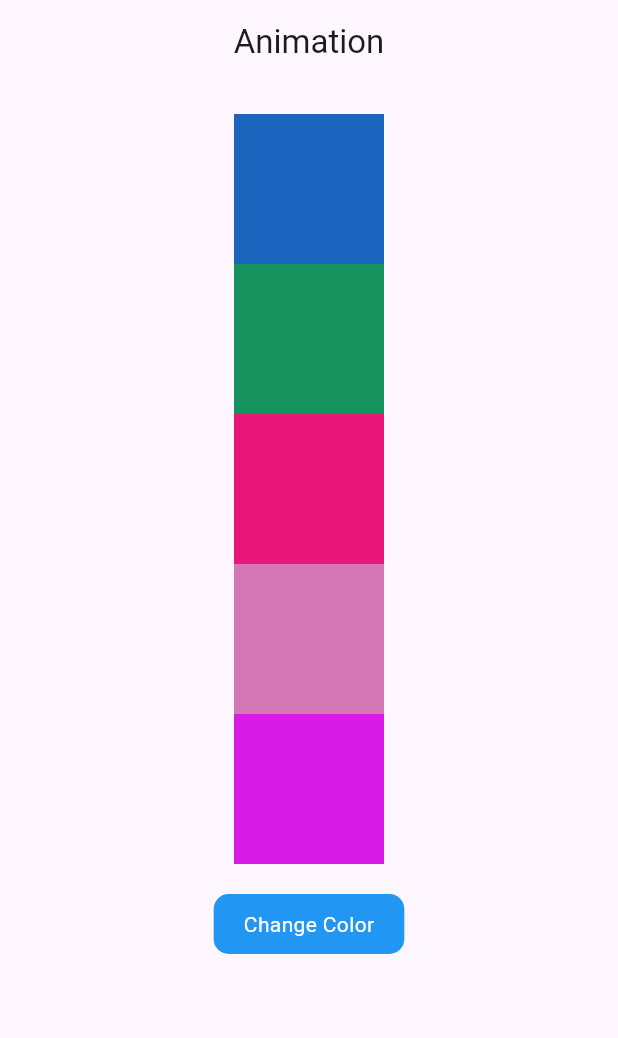
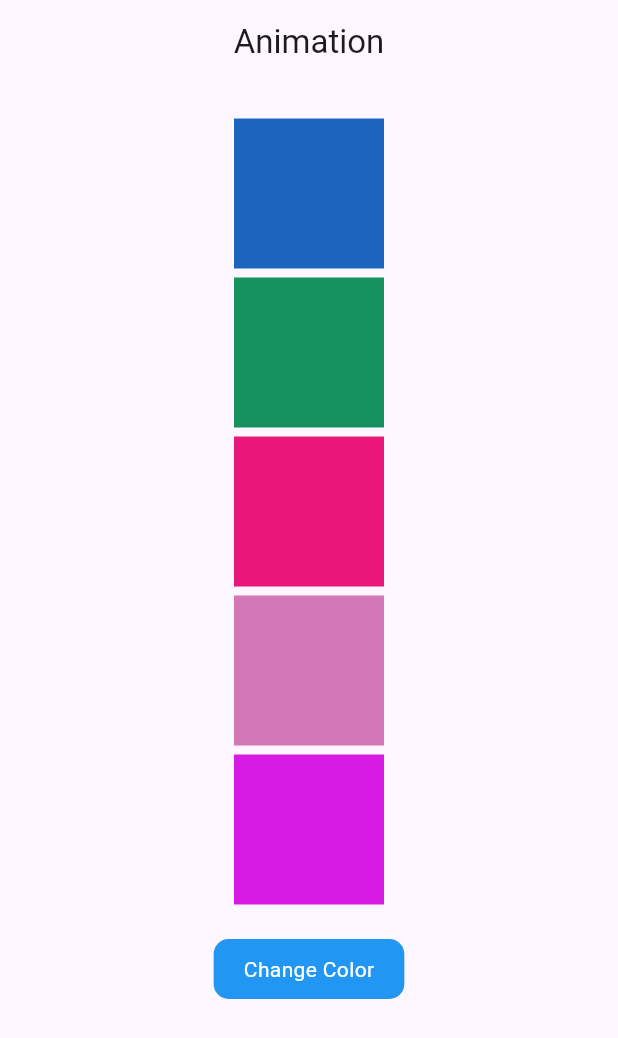
Before and after one commit to sharmin-softbdltd/animation-practice, a Flutter app: the screen it shows after launch, on a phone screen of 412 x 824 dp. Shown: the top 1038 px of the screen. Run offline on Flutter 3.47's test engine with Material 3 defaults, Android fonts, the phone set to English and light mode, and no system bars; our stand-ins replace get.

Commit message:
Refactor: Animate color palette changes in HomeView
The color palette display in HomeView now animates transitions between palettes.

- Added `AnimatedContainer` to wrap each color display.
- Set a `Duration` of 500 milliseconds for the animation.
- Added vertical margin to each color container for better spacing.

```diff
--- a/lib/app/modules/home/home_view.dart
+++ b/lib/app/modules/home/home_view.dart
@@ -19,7 +19,14 @@ class HomeView extends GetView<HomeController> {
               crossAxisAlignment: CrossAxisAlignment.center,
               children: [
                 for (Color color in controller.currentPalette)
-                  Container(width: 100, height: 100, color: color),
+                  AnimatedContainer(
+                    duration: Duration(milliseconds: 500),
+
+                    width: 100,
+                    height: 100,
+                    color: color,
+                    margin: EdgeInsets.symmetric(vertical: 3),
+                  ),
                 SizedBox(height: 20),
                 InkWell(
                   onTap: controller.generateColorPalette,
```
